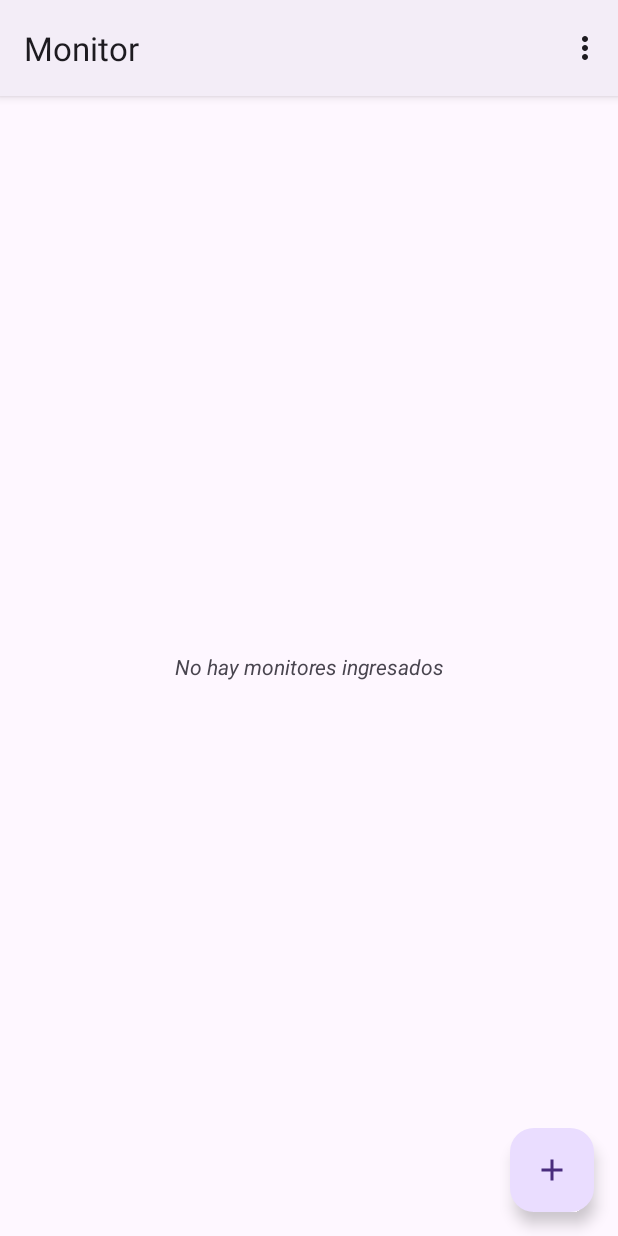
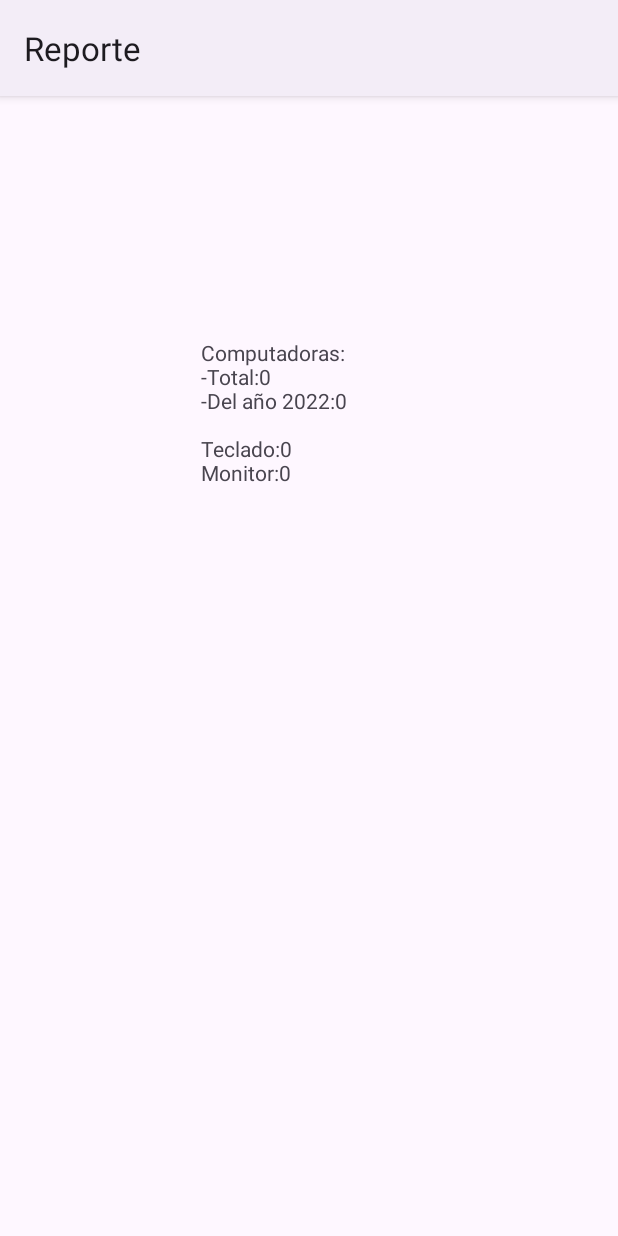
Before and after one commit to angelb5/APPSIoT-Lab2, an Android app: the screen it shows after launch (MonitorListActivity before the commit, reporteActivity after it), after a tap on "Reporte", on a phone screen of 412 x 824 dp. Run offline under Robolectric (Android 15) with nearby library versions, the phone set to English and light mode, and no system bars.

Commit message:
aaa2xdxdxd

```diff
--- a/app/src/main/java/com/example/appsiot_lab2/MainActivity.java
+++ b/app/src/main/java/com/example/appsiot_lab2/MainActivity.java
@@ -38,7 +38,7 @@ public class MainActivity extends AppCompatActivity {
     }
 
     public void reporte(View view){
-        Intent intent = new Intent(this, MonitorListActivity.class);
+        Intent intent = new Intent(this, reporteActivity.class);
         startActivity(intent);
 
     }
--- a/app/src/main/java/com/example/appsiot_lab2/reporteActivity.java
+++ b/app/src/main/java/com/example/appsiot_lab2/reporteActivity.java
@@ -3,6 +3,13 @@ package com.example.appsiot_lab2;
 import androidx.appcompat.app.AppCompatActivity;
 
 import android.os.Bundle;
+import android.widget.TextView;
+
+import com.example.appsiot_lab2.entity.Computadora;
+import com.example.appsiot_lab2.entity.Monitor;
+import com.example.appsiot_lab2.entity.Teclado;
+
+import java.util.ArrayList;
 
 public class reporteActivity extends AppCompatActivity {
 
@@ -10,5 +17,25 @@ public class reporteActivity extends AppCompatActivity {
     protected void onCreate(Bundle savedInstanceState) {
         super.onCreate(savedInstanceState);
         setContentView(R.layout.activity_reporte);
+        setTitle("Reporte");
+
+        TextView reporte = findViewById(R.id.tvReporte);
+
+        ArrayList<Computadora> computadoraList = ((Lab2Application) this.getApplication()).getComputadoraList();
+        ArrayList<Monitor> monitorList = ((Lab2Application) this.getApplication()).getMonitorList();
+        ArrayList<Teclado> tecladoList = ((Lab2Application) this.getApplication()).getTecladoList();
+
+        int cant2022 = 0;
+
+        for(Computadora computadora : computadoraList) {
+            if(computadora.getAnio().equals("2022")){
+                cant2022++;
+            }
+        }
+
+        reporte.setText("Computadoras:\n-Total:"+computadoraList.size()+"\n-Del año 2022:"+cant2022+"\n\nTeclado:"+tecladoList.size()+"\nMonitor:"+monitorList.size());
+
+
+
     }
 }
--- a/app/src/main/res/layout/activity_monitor_nuevo.xml
+++ b/app/src/main/res/layout/activity_monitor_nuevo.xml
@@ -79,7 +79,7 @@
         app:layout_constraintTop_toBottomOf="@+id/tv_title_nmonitor" />
 
     <EditText
-        android:id="@+id/et_modelo_nteclado"
+        android:id="@+id/et_modelo_nmonitor"
         android:layout_width="wrap_content"
         android:layout_height="wrap_content"
         android:layout_marginTop="20dp"
--- a/app/src/main/res/layout/activity_reporte.xml
+++ b/app/src/main/res/layout/activity_reporte.xml
@@ -6,4 +6,13 @@
     android:layout_height="match_parent"
     tools:context=".reporteActivity">
 
+    <TextView
+        android:id="@+id/tvReporte"
+        android:layout_width="163dp"
+        android:layout_height="266dp"
+        android:layout_marginStart="134dp"
+        android:layout_marginTop="161dp"
+        android:text="Aùn no se encuentran dispositivos"
+        app:layout_constraintStart_toStartOf="parent"
+        app:layout_constraintTop_toTopOf="parent" />
 </androidx.constraintlayout.widget.ConstraintLayout>
--- a/app/src/main/res/layout/activity_teclado_nuevo.xml
+++ b/app/src/main/res/layout/activity_teclado_nuevo.xml
@@ -79,7 +79,7 @@
         app:layout_constraintTop_toBottomOf="@+id/tv_title_nteclado" />
 
     <EditText
-        android:id="@+id/et_modelo_nteclado"
+        android:id="@+id/et_modelo_nmonitor"
         android:layout_width="wrap_content"
         android:layout_height="wrap_content"
         android:layout_marginTop="20dp"
```
Also changed, not shown: app/src/main/java/com/example/appsiot_lab2/Monitor/MonitorNuevoActivity.java (+5 -4 lines), app/src/main/java/com/example/appsiot_lab2/Teclado/TecladoNuevoActivity.java (+5 -6 lines), app/src/main/java/com/example/appsiot_lab2/entity/Monitor.java (+4 -4 lines), app/src/main/java/com/example/appsiot_lab2/entity/Teclado.java (+4 -4 lines).
